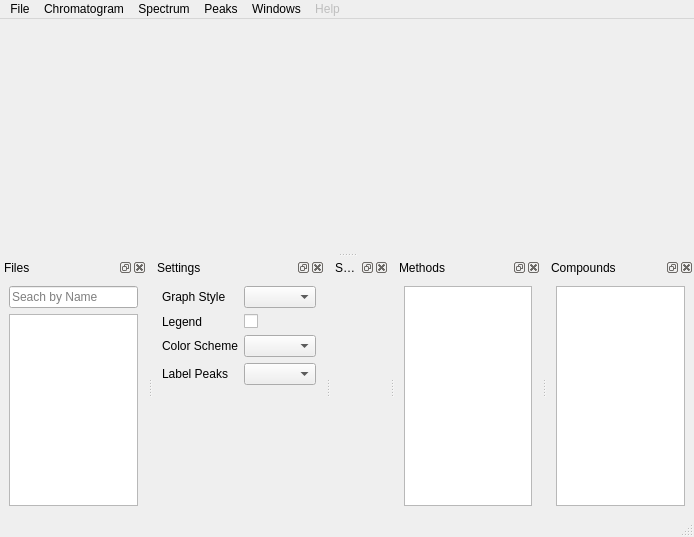
This is aston/ui/aston.ui in bovee/Aston as Qt 5 draws it before an edit. The edited form follows.
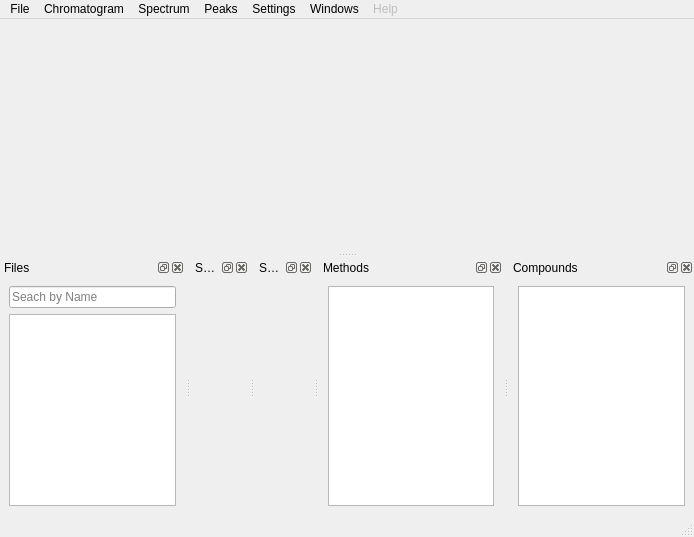
This is the edited form.

Commit message: Moved graph settings to menu from tab window.

```diff
--- a/aston/ui/aston.ui
+++ b/aston/ui/aston.ui
@@ -94,10 +94,20 @@
     <addaction name="actionMethods"/>
     <addaction name="actionCompounds"/>
    </widget>
+   <widget class="QMenu" name="menuSettings">
+    <property name="title">
+     <string>Settings</string>
+    </property>
+    <addaction name="actionGraph_Style"/>
+    <addaction name="actionLegend"/>
+    <addaction name="actionColor_Scheme"/>
+    <addaction name="actionPeak_Labels"/>
+   </widget>
    <addaction name="menuFile"/>
    <addaction name="menuIntegrate"/>
    <addaction name="menuSpectrum"/>
    <addaction name="menuPeaks"/>
+   <addaction name="menuSettings"/>
    <addaction name="menuWindows"/>
    <addaction name="menuHelp"/>
   </widget>
@@ -147,57 +157,6 @@
        <property name="fieldGrowthPolicy">
         <enum>QFormLayout::ExpandingFieldsGrow</enum>
        </property>
-       <item row="1" column="0">
-        <widget class="QLabel" name="label_2">
-         <property name="text">
-          <string>Legend</string>
-         </property>
-        </widget>
-       </item>
-       <item row="1" column="1">
-        <widget class="QCheckBox" name="legendCheckBox">
-         <property name="text">
-          <string/>
-         </property>
-        </widget>
-       </item>
-       <item row="0" column="0">
-        <widget class="QLabel" name="styleLabel">
-         <property name="text">
-          <string>Graph Style</string>
-         </property>
-        </widget>
-       </item>
-       <item row="0" column="1">
-        <widget class="QComboBox" name="styleComboBox">
-         <property name="duplicatesEnabled">
-          <bool>false</bool>
-         </property>
-         <property name="frame">
-          <bool>true</bool>
-         </property>
-        </widget>
-       </item>
-       <item row="2" column="1">
-        <widget class="QComboBox" name="colorSchemeComboBox"/>
-       </item>
-       <item row="2" column="0">
-        <widget class="QLabel" name="colorSchemeLabel">
-         <property name="text">
-          <string>Color Scheme</string>
-         </property>
-        </widget>
-       </item>
-       <item row="3" column="1">
-        <widget class="QComboBox" name="labelPeaksComboBox"/>
-       </item>
-       <item row="3" column="0">
-        <widget class="QLabel" name="labelPeaksLabel">
-         <property name="text">
-          <string>Label Peaks</string>
-         </property>
-        </widget>
-       </item>
       </layout>
      </item>
     </layout>
```
Left out of the diff: 28 changed lines with no effect on the pictures. The commit also changes 3 other files.
